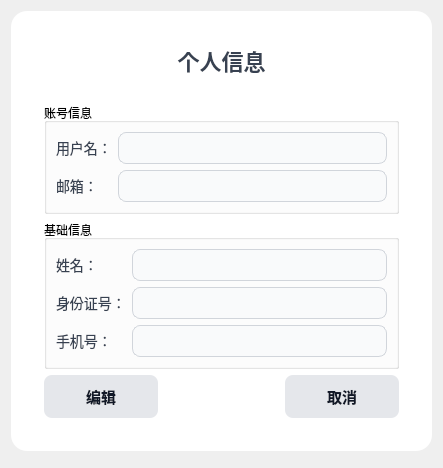
The window that Client/forms/personalinfoform.ui (lgy987/IntelliMed) describes before a commit, drawn with Qt 5.
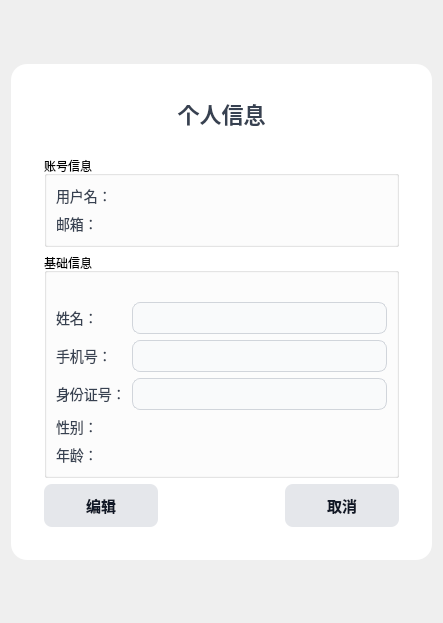
The same window after the commit.

```diff
--- a/Client/forms/personalinfoform.ui
+++ b/Client/forms/personalinfoform.ui
@@ -7,7 +7,7 @@
     <x>0</x>
     <y>0</y>
     <width>443</width>
-    <height>468</height>
+    <height>623</height>
    </rect>
   </property>
   <property name="windowTitle">
@@ -107,7 +107,7 @@
           <widget class="QLabel" name="labelUsername"><property name="text"><string>用户名：</string></property></widget>
          </item>
          <item row="0" column="1">
-          <widget class="QLineEdit" name="usernameEdit">
+          <widget class="QLabel" name="usernameEdit">
            <property name="sizePolicy">
             <sizepolicy hsizetype="Expanding" vsizetype="Fixed"><horstretch>0</horstretch><verstretch>0</verstretch></sizepolicy>
            </property>
@@ -117,7 +117,7 @@
           <widget class="QLabel" name="labelEmail"><property name="text"><string>邮箱：</string></property></widget>
          </item>
          <item row="1" column="1">
-          <widget class="QLineEdit" name="emailEdit">
+          <widget class="QLabel" name="emailEdit">
            <property name="sizePolicy">
             <sizepolicy hsizetype="Expanding" vsizetype="Fixed"><horstretch>0</horstretch><verstretch>0</verstretch></sizepolicy>
            </property>
@@ -130,24 +130,39 @@
        <widget class="QGroupBox" name="personalGroupBox">
         <property name="title"><string>基础信息</string></property>
         <layout class="QFormLayout" name="formLayout">
-         <property name="fieldGrowthPolicy"><enum>QFormLayout::ExpandingFieldsGrow</enum></property>
-         <item row="0" column="0">
-          <widget class="QLabel" name="labelName"><property name="text"><string>姓名：</string></property></widget>
+         <property name="fieldGrowthPolicy">
+          <enum>QFormLayout::FieldGrowthPolicy::ExpandingFieldsGrow</enum>
+         </property>
+         <item row="0" column="0" colspan="2">
+           <widget class="QLabel" name="warningLabel">
+             <property name="text">
+               <string/>
+             </property>
+             <property name="styleSheet">
+               <string notr="true">color: red; font-size: 12px;</string>
+             </property>
+             <property name="visible">
+               <bool>false</bool>
+             </property>
+             <property name="alignment">
+               <set>Qt::AlignLeft</set>
+             </property>
+           </widget>
          </item>
-         <item row="0" column="1">
+         <item row="1" column="0">
+          <widget class="QLabel" name="labelName">
+           <property name="text">
+            <string>姓名：</string>
+           </property>
+          </widget>
+         </item>
+         <item row="1" column="1">
           <widget class="QLineEdit" name="nameEdit">
            <property name="sizePolicy">
-            <sizepolicy hsizetype="Expanding" vsizetype="Fixed"><horstretch>0</horstretch><verstretch>0</verstretch></sizepolicy>
-           </property>
-          </widget>
-         </item>
-         <item row="1" column="0">
-          <widget class="QLabel" name="labelIdNumber"><property name="text"><string>身份证号：</string></property></widget>
-         </item>
-         <item row="1" column="1">
-          <widget class="QLineEdit" name="idNumberEdit">
-           <property name="sizePolicy">
-            <sizepolicy hsizetype="Expanding" vsizetype="Fixed"><horstretch>0</horstretch><verstretch>0</verstretch></sizepolicy>
+            <sizepolicy hsizetype="Expanding" vsizetype="Fixed">
+             <horstretch>0</horstretch>
+             <verstretch>0</verstretch>
+            </sizepolicy>
            </property>
           </widget>
          </item>
@@ -157,7 +172,55 @@
          <item row="2" column="1">
           <widget class="QLineEdit" name="phoneEdit">
            <property name="sizePolicy">
-            <sizepolicy hsizetype="Expanding" vsizetype="Fixed"><horstretch>0</horstretch><verstretch>0</verstretch></sizepolicy>
+            <sizepolicy hsizetype="Expanding" vsizetype="Fixed">
+             <horstretch>0</horstretch>
+             <verstretch>0</verstretch>
+            </sizepolicy>
+           </property>
+          </widget>
+         </item>
+         <item row="3" column="0">
+          <widget class="QLabel" name="labelIdNumber">
+           <property name="text">
+            <string>身份证号：</string>
+           </property>
+          </widget>
+         </item>
+         <item row="3" column="1">
+          <widget class="QLineEdit" name="idNumberEdit">
+           <property name="sizePolicy">
+            <sizepolicy hsizetype="Expanding" vsizetype="Fixed">
+             <horstretch>0</horstretch>
+             <verstretch>0</verstretch>
+            </sizepolicy>
+           </property>
+          </widget>
+         </item>
+         <item row="4" column="0">
+          <widget class="QLabel" name="labelSex">
+           <property name="text">
+            <string>性别：</string>
+           </property>
+          </widget>
+         </item>
+         <item row="4" column="1">
+          <widget class="QLabel" name="labelSexValue">
+           <property name="text">
+            <string/>
+           </property>
+          </widget>
+         </item>
+         <item row="5" column="0">
+          <widget class="QLabel" name="labelAge">
+           <property name="text">
+            <string>年龄：</string>
+           </property>
+          </widget>
+         </item>
+         <item row="5" column="1">
+          <widget class="QLabel" name="labelAgeValue">
+           <property name="text">
+            <string/>
            </property>
           </widget>
          </item>
@@ -167,13 +230,31 @@
       <item>
        <layout class="QHBoxLayout" name="buttonLayout">
         <item>
-         <widget class="QPushButton" name="editButton"><property name="text"><string>编辑</string></property></widget>
+         <widget class="QPushButton" name="editButton">
+          <property name="text">
+           <string>编辑</string>
+          </property>
+         </widget>
         </item>
         <item>
-         <widget class="QPushButton" name="saveButton"><property name="visible"><bool>false</bool></property><property name="text"><string>保存</string></property></widget>
+         <widget class="QPushButton" name="saveButton">
+          <property name="visible">
+           <bool>false</bool>
+          </property>
+          <property name="text">
+           <string>保存</string>
+          </property>
+         </widget>
         </item>
         <item>
-         <widget class="QPushButton" name="cancelButton"><property name="visible"><bool>false</bool></property><property name="text"><string>取消</string></property></widget>
+         <widget class="QPushButton" name="cancelButton">
+          <property name="visible">
+           <bool>false</bool>
+          </property>
+          <property name="text">
+           <string>取消</string>
+          </property>
+         </widget>
         </item>
        </layout>
       </item>
```
Left out of the diff: 61 changed lines with no effect on the pictures.
